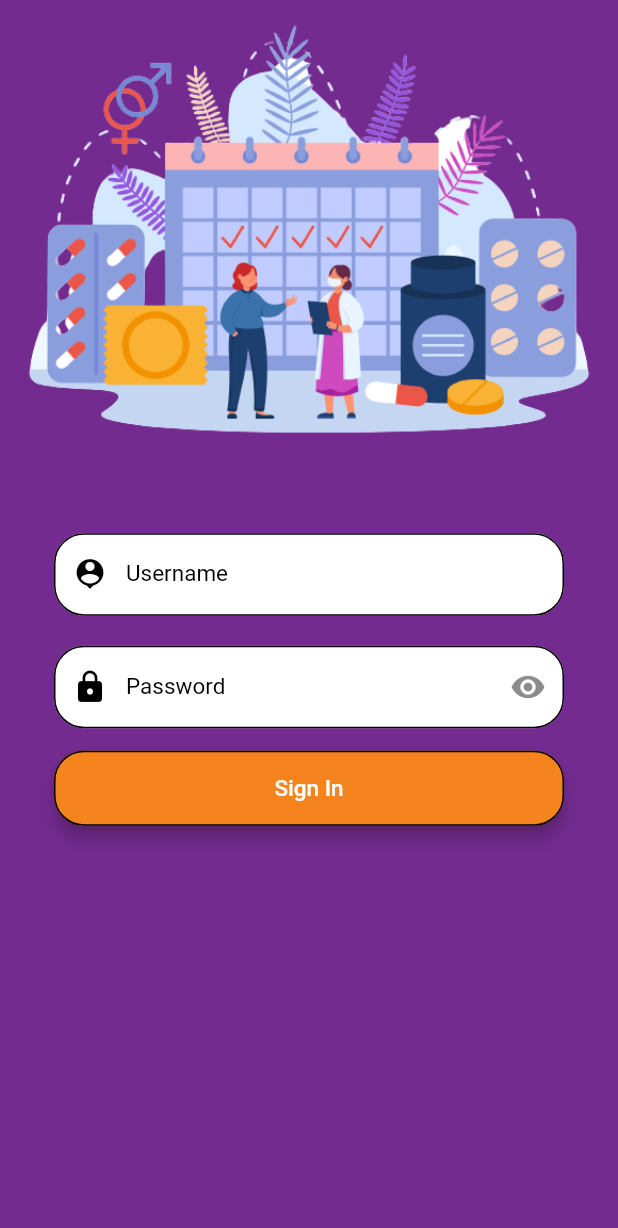
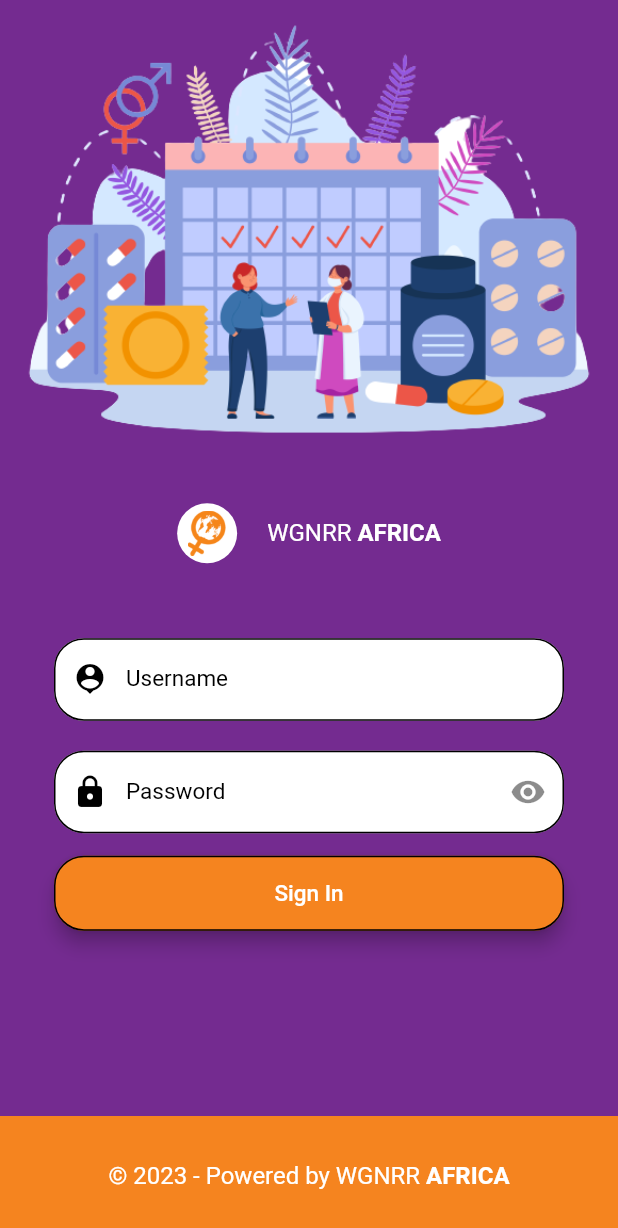
Before and after one commit to kwayummari/wgnrr, a Flutter app: the Login screen opened directly, on a phone screen of 412 x 824 dp. Shown: the top 1228 px of the screen. Run offline on Flutter 3.47's test engine with Material 2 defaults, Android fonts, the phone set to English and light mode, and no system bars; our stand-ins replace better_player, bubble, cached_network_image, carousel_slider, connectivity, flutter_rating_bar and 11 more; missing offline and left inert: image_picker_plus; accounts and stored records are empty; Roboto replaces fonts that are missing (OpenSans).

Commit message:
fixed designs in login page

```diff
--- a/lib/authentication/login.dart
+++ b/lib/authentication/login.dart
@@ -7,7 +7,9 @@
 import 'package:wgnrr/api/auth/login.dart';
 import 'package:wgnrr/authentication/registration.dart';
 import 'package:wgnrr/provider/shared_data.dart';
+import 'package:wgnrr/utils/widget/bottombar/bottombar.dart';
 import 'package:wgnrr/utils/widget/button/button.dart';
+import 'package:wgnrr/utils/widget/text/text.dart';
 import 'package:wgnrr/utils/widget/textformfield/textformfield.dart';
 
 class Login extends StatefulWidget {
@@ -39,6 +41,7 @@
     final isloading = Provider.of<SharedData>(context);
     Size size = MediaQuery.of(context).size;
     return Scaffold(
+      bottomNavigationBar: AppBottombar(),
       backgroundColor: HexColor('#742B90'),
       body: SingleChildScrollView(
         child: Form(
@@ -51,6 +54,32 @@
                     'assets/login.png',
                     // height: 200,
                   )),
+              SizedBox(
+                height: 30,
+              ),
+              Row(
+                mainAxisAlignment: MainAxisAlignment.center,
+                children: [
+                  CircleAvatar(
+                    backgroundColor: Colors.white,
+                    radius: 20,
+                    child: Image.asset(
+                      'assets/logo3.png',
+                      height: 30,
+                    ),
+                  ),
+                  SizedBox(
+                    width: 20,
+                  ),
+                  AppText(txt: 'WGNRR ', color: HexColor('#ffffff'), size: 16),
+                  AppText(
+                    txt: 'AFRICA',
+                    size: 16,
+                    color: HexColor('#ffffff'),
+                    weight: FontWeight.w700,
+                  )
+                ],
+              ),
               SizedBox(
                 height: 50,
               ),
--- a/lib/models/client/chats/table/table.dart
+++ b/lib/models/client/chats/table/table.dart
@@ -62,8 +62,6 @@
                   onPressed: () {
                     Navigator.of(context).push(
                         MaterialPageRoute(builder: (context) => MapSample()));
-                    // Navigator.of(context)
-                    //     .push(MaterialPageRoute(builder: (context) => Bot()));
                   },
                 )),
           ],
--- /dev/null
+++ b/lib/utils/widget/bottombar/bottombar.dart
@@ -0,0 +1,32 @@
+import 'package:flutter/material.dart';
+import 'package:hexcolor/hexcolor.dart';
+import 'package:wgnrr/utils/widget/text/text.dart';
+
+class AppBottombar extends StatelessWidget {
+  const AppBottombar({Key? key}) : super(key: key);
+
+  @override
+  Widget build(BuildContext context) {
+    return Container(
+      height: 80,
+      color: HexColor('#F5841F'),
+      child: Center(
+          child: Row(
+        mainAxisAlignment: MainAxisAlignment.center,
+        children: [
+          AppText(
+              txt:
+                  '\u00a9 ${DateTime.now().year.toString()} - Powered by WGNRR ',
+              color: HexColor('#ffffff'),
+              size: 16),
+          AppText(
+            txt: 'AFRICA',
+            size: 16,
+            color: HexColor('#ffffff'),
+            weight: FontWeight.w700,
+          )
+        ],
+      )),
+    );
+  }
+}
```
Also changed, not shown: lib/models/client/chats/table/list_chats.dart (+12 -1 lines), lib/models/client/pharmacy/list_pharmacy.dart (+12 -1 lines), assets/logo3.png (added).
